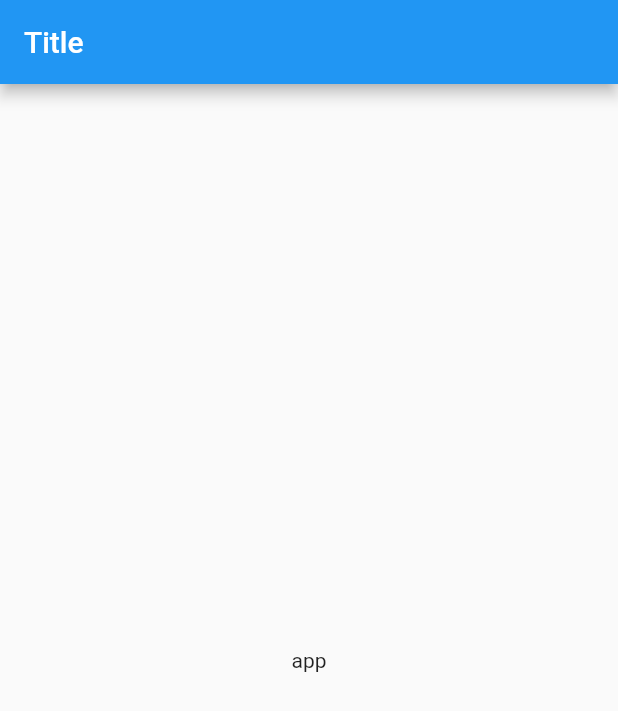
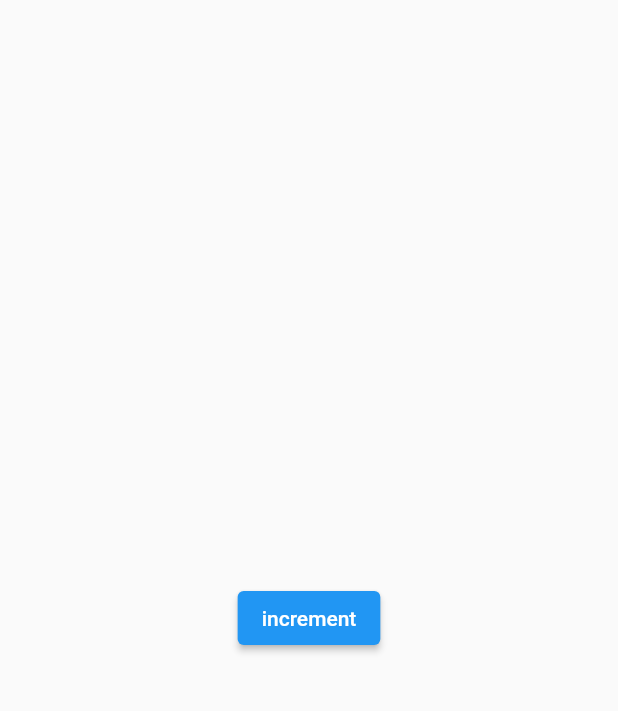
Before and after one commit to gazialankus/riverpod_query_play, a Flutter app: the screen it shows after launch, on a phone screen of 412 x 824 dp. Shown: the top 711 px of the screen. Run offline on Flutter 3.47's test engine with Material 2 defaults, Android fonts, the light colour scheme and no system bars; our stand-ins replace flutter_riverpod.

Commit message:
Created simple example that reproduces the issue.

```diff
--- a/lib/main.dart
+++ b/lib/main.dart
@@ -1,7 +1,9 @@
 import 'package:flutter/material.dart';
+import 'package:flutter_riverpod/flutter_riverpod.dart';
+import 'package:riverpod_query_play/data.dart';
 
 void main() {
-  runApp(const AppRoot());
+  runApp(const ProviderScope(child: AppRoot()));
 }
 
 class AppRoot extends StatelessWidget {
@@ -9,12 +11,8 @@ class AppRoot extends StatelessWidget {
 
   @override
   Widget build(BuildContext context) {
-    return MaterialApp(
-      title: 'Flutter Demo',
-      theme: ThemeData(
-        primarySwatch: Colors.blue,
-      ),
-      home: const MainPage(),
+    return const MaterialApp(
+      home: MainPage(),
     );
   }
 }
@@ -27,16 +25,53 @@ class MainPage extends StatefulWidget {
 }
 
 class _MainPageState extends State<MainPage> {
+  var overridingValue = 1;
 
   @override
   Widget build(BuildContext context) {
     return Scaffold(
-      appBar: AppBar(
-        title: const Text('Title'),
-      ),
-      body: const Center(
-        child: Text('app'),
+      body: Center(
+        child: Column(
+          mainAxisSize: MainAxisSize.min,
+          children: [
+            ProviderScope(
+              overrides: [
+                baseProvider.overrideWithValue(overridingValue),
+              ],
+              child: const MyConsumer(),
+            ),
+            ElevatedButton(
+              onPressed: () {
+                setState(() {
+                  ++overridingValue;
+                });
+              },
+              child: const Text('increment'),
+            ),
+          ],
+        ),
       ),
     );
   }
 }
+
+class MyConsumer extends ConsumerWidget {
+  const MyConsumer({Key? key}) : super(key: key);
+
+  @override
+  Widget build(BuildContext context, WidgetRef ref) {
+    // the print line in listen below is executed only when this line is commented out
+    // If you uncomment this line, the print line is not executed anymore.
+    //
+    // final q = ref.watch(baseProvider);
+
+    ref.listen(
+      dependentProvider,
+      (previous, next) {
+        print('Listened to $previous -> $next');
+      },
+    );
+
+    return const SizedBox.shrink();
+  }
+}
--- a/pubspec.yaml
+++ b/pubspec.yaml
@@ -31,11 +31,7 @@ environment:
 dependencies:
   flutter:
     sdk: flutter
-
-
-  # The following adds the Cupertino Icons font to your application.
-  # Use with the CupertinoIcons class for iOS style icons.
-  cupertino_icons: ^1.0.2
+  flutter_riverpod: ^2.1.3
 
 dev_dependencies:
   flutter_test:
```
Also changed, not shown: lib/data.dart (added, +21 -0 lines), pubspec.lock.
